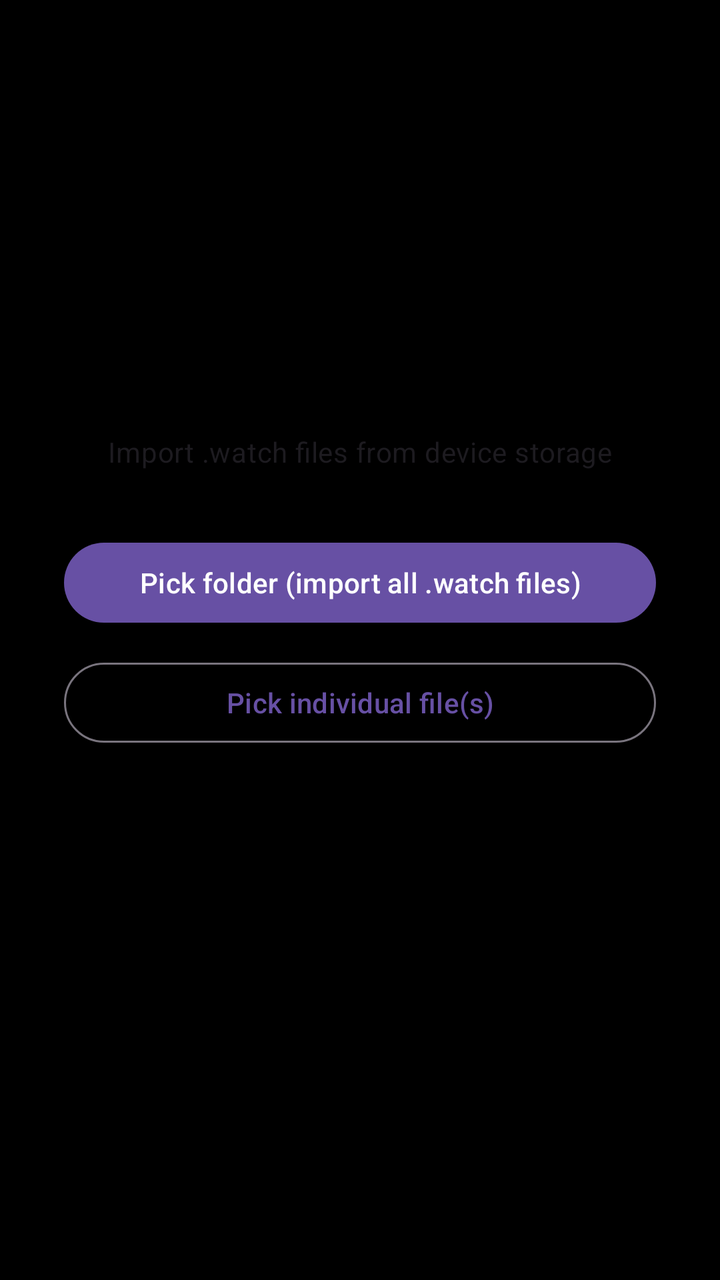
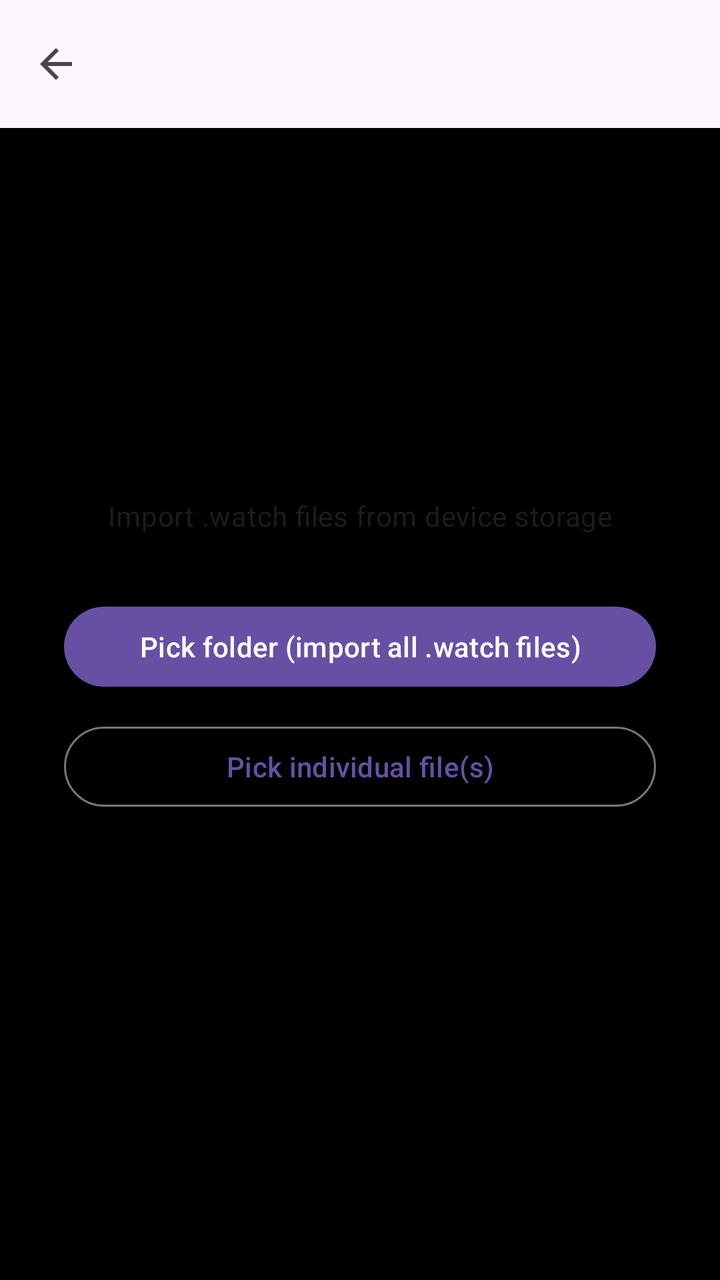

Compare the two renders of this Android layout. The source of the first and the diff that turns it into the second are given below.
<!-- AndroidManifest.xml: application theme Theme.CloX -->
<!-- res/layout/activity_wf_batch_import.xml -->
<?xml version="1.0" encoding="utf-8"?>
<LinearLayout xmlns:android="http://schemas.android.com/apk/res/android"
    android:layout_width="match_parent"
    android:layout_height="match_parent"
    android:orientation="vertical"
    android:gravity="center"
    android:padding="32dp">

    <TextView
        android:layout_width="match_parent"
        android:layout_height="wrap_content"
        android:text="@string/wf_import_pick_desc"
        android:textAppearance="?attr/textAppearanceBodyMedium"
        android:gravity="center"
        android:layout_marginBottom="32dp" />

    <com.google.android.material.button.MaterialButton
        android:id="@+id/btnPickFolder"
        android:layout_width="match_parent"
        android:layout_height="wrap_content"
        android:text="@string/wf_import_pick_folder"
        android:layout_marginBottom="12dp" />

    <com.google.android.material.button.MaterialButton
        android:id="@+id/btnPickFiles"
        style="@style/Widget.Material3.Button.OutlinedButton"
        android:layout_width="match_parent"
        android:layout_height="wrap_content"
        android:text="@string/wf_import_pick_file"
        android:layout_marginBottom="32dp" />

    <ProgressBar
        android:id="@+id/progressBar"
        android:layout_width="wrap_content"
        android:layout_height="wrap_content"
        android:visibility="gone"
        android:layout_marginBottom="16dp" />

    <TextView
        android:id="@+id/tvStatus"
        android:layout_width="match_parent"
        android:layout_height="wrap_content"
        android:gravity="center"
        android:textAppearance="?attr/textAppearanceBodySmall" />
</LinearLayout>
<!-- resources referenced by this layout -->
<resources>
  <string name="wf_import_pick_desc">Import .watch files from device storage</string>
  <string name="wf_import_pick_file">Pick individual file(s)</string>
  <string name="wf_import_pick_folder">Pick folder (import all .watch files)</string>
  <style name="Theme.CloX" parent="Theme.Material3.DayNight.NoActionBar">
          <item name="android:windowBackground">@android:color/black</item>
      </style>
</resources>

<!-- the commit's change to res/layout/activity_wf_batch_import.xml (unified diff, before → after) -->
@@ -1,45 +1,72 @@
 <?xml version="1.0" encoding="utf-8"?>
-<LinearLayout xmlns:android="http://schemas.android.com/apk/res/android"
+<androidx.coordinatorlayout.widget.CoordinatorLayout
+    xmlns:android="http://schemas.android.com/apk/res/android"
+    xmlns:app="http://schemas.android.com/apk/res-auto"
+    android:id="@+id/batchRoot"
     android:layout_width="match_parent"
-    android:layout_height="match_parent"
-    android:orientation="vertical"
-    android:gravity="center"
-    android:padding="32dp">
+    android:layout_height="match_parent">
 
-    <TextView
+    <com.google.android.material.appbar.AppBarLayout
+        android:id="@+id/appBarLayout"
         android:layout_width="match_parent"
         android:layout_height="wrap_content"
-        android:text="@string/wf_import_pick_desc"
-        android:textAppearance="?attr/textAppearanceBodyMedium"
+        android:fitsSystemWindows="true">
+
+        <com.google.android.material.appbar.MaterialToolbar
+            android:id="@+id/toolbar"
+            style="@style/Widget.Material3.Toolbar"
+            android:layout_width="match_parent"
+            android:layout_height="?attr/actionBarSize"
+            app:navigationIcon="@drawable/ic_arrow_back"
+            app:navigationContentDescription="@string/action_back" />
+
+    </com.google.android.material.appbar.AppBarLayout>
+
+    <LinearLayout
+        android:layout_width="match_parent"
+        android:layout_height="match_parent"
+        android:orientation="vertical"
         android:gravity="center"
-        android:layout_marginBottom="32dp" />
+        android:padding="32dp"
+        app:layout_behavior="@string/appbar_scrolling_view_behavior">
 
-    <com.google.android.material.button.MaterialButton
-        android:id="@+id/btnPickFolder"
-        android:layout_width="match_parent"
-        android:layout_height="wrap_content"
-        android:text="@string/wf_import_pick_folder"
-        android:layout_marginBottom="12dp" />
+        <TextView
+            android:layout_width="match_parent"
+            android:layout_height="wrap_content"
+            android:text="@string/wf_import_pick_desc"
+            android:textAppearance="?attr/textAppearanceBodyMedium"
+            android:gravity="center"
+            android:layout_marginBottom="32dp" />
 
-    <com.google.android.material.button.MaterialButton
-        android:id="@+id/btnPickFiles"
-        style="@style/Widget.Material3.Button.OutlinedButton"
-        android:layout_width="match_parent"
-        android:layout_height="wrap_content"
-        android:text="@string/wf_import_pick_file"
-        android:layout_marginBottom="32dp" />
+        <com.google.android.material.button.MaterialButton
+            android:id="@+id/btnPickFolder"
+            android:layout_width="match_parent"
+            android:layout_height="wrap_content"
+            android:text="@string/wf_import_pick_folder"
+            android:layout_marginBottom="12dp" />
 
-    <ProgressBar
-        android:id="@+id/progressBar"
-        android:layout_width="wrap_content"
-        android:layout_height="wrap_content"
-        android:visibility="gone"
-        android:layout_marginBottom="16dp" />
+        <com.google.android.material.button.MaterialButton
+            android:id="@+id/btnPickFiles"
+            style="@style/Widget.Material3.Button.OutlinedButton"
+            android:layout_width="match_parent"
+            android:layout_height="wrap_content"
+            android:text="@string/wf_import_pick_file"
+            android:layout_marginBottom="32dp" />
 
-    <TextView
-        android:id="@+id/tvStatus"
-        android:layout_width="match_parent"
-        android:layout_height="wrap_content"
-        android:gravity="center"
-        android:textAppearance="?attr/textAppearanceBodySmall" />
-</LinearLayout>
+        <ProgressBar
+            android:id="@+id/progressBar"
+            android:layout_width="wrap_content"
+            android:layout_height="wrap_content"
+            android:visibility="gone"
+            android:layout_marginBottom="16dp" />
+
+        <TextView
+            android:id="@+id/tvStatus"
+            android:layout_width="match_parent"
+            android:layout_height="wrap_content"
+            android:gravity="center"
+            android:textAppearance="?attr/textAppearanceBodySmall" />
+
+    </LinearLayout>
+
+</androidx.coordinatorlayout.widget.CoordinatorLayout>
<!-- resource entries referenced after the edit -->
@@ -1,5 +1,15 @@
 <!-- resources referenced by this layout -->
 <resources>
+  <!-- drawable ic_arrow_back (drawable) -->
+  <?xml version="1.0" encoding="utf-8"?>
+  <vector xmlns:android="http://schemas.android.com/apk/res/android"
+      android:width="24dp" android:height="24dp"
+      android:viewportWidth="24" android:viewportHeight="24"
+      android:tint="?attr/colorControlNormal">
+      <path android:fillColor="@android:color/white"
+          android:pathData="M20,11H7.83l5.59,-5.59L12,4l-8,8 8,8 1.41,-1.41L7.83,13H20v-2z"/>
+  </vector>
+  <string name="action_back">Back</string>
   <string name="wf_import_pick_desc">Import .watch files from device storage</string>
   <string name="wf_import_pick_file">Pick individual file(s)</string>
   <string name="wf_import_pick_folder">Pick folder (import all .watch files)</string>
